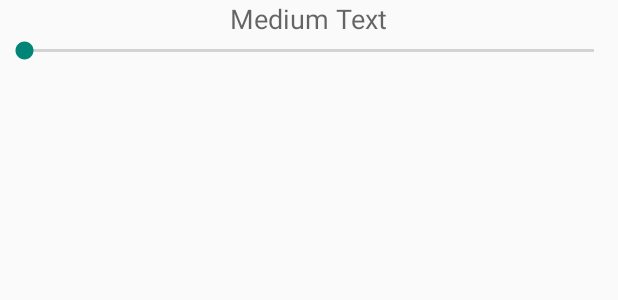
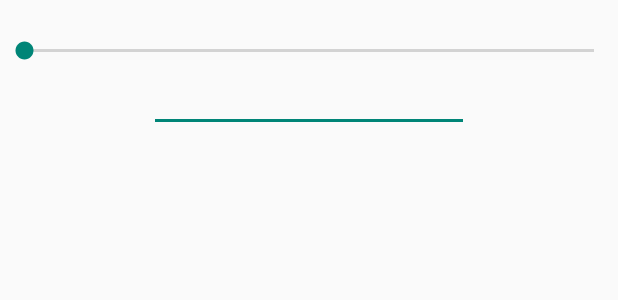
Before and after one commit to tarvainen/rodent-mobile, an Android app: the layout depth_selector.xml on its own in the app's theme, with its tools: preview values and no code run, on a phone screen of 412 x 824 dp. Shown: the top 300 px of the screen. Run offline under Robolectric (Android 15) with nearby library versions, the phone set to English and light mode, and no system bars.

Commit message:
Depth selector EditText and value range

```diff
--- a/app/src/main/res/layout/depth_selector.xml
+++ b/app/src/main/res/layout/depth_selector.xml
@@ -7,7 +7,6 @@
         android:layout_width="wrap_content"
         android:layout_height="wrap_content"
         android:textAppearance="?android:attr/textAppearanceMedium"
-        android:text="Medium Text"
         android:id="@+id/depth_view"
         android:layout_gravity="center_horizontal" />
 
@@ -18,4 +17,14 @@
         android:layout_gravity="center_horizontal"
         android:max="10" />
 
+    <EditText
+        android:layout_width="wrap_content"
+        android:layout_height="wrap_content"
+        android:inputType="numberDecimal"
+        android:ems="10"
+        android:id="@+id/depth_edittext"
+        android:layout_gravity="center_horizontal"
+        android:singleLine="true"
+        android:numeric="decimal" />
+
 </LinearLayout>
```
Also changed, not shown: app/src/main/java/rodent/rodentmobile/activities/DrawingActivity.java (+28 -30 lines).
